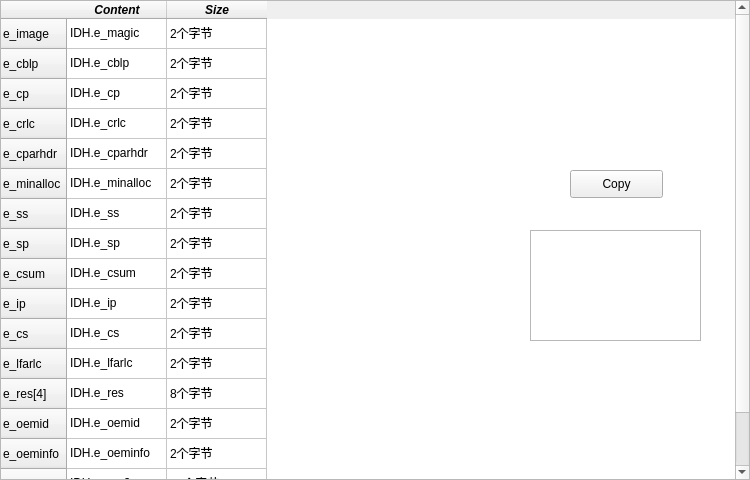
Qt form DOSWindow.ui (rev-li/PETool) before a commit.
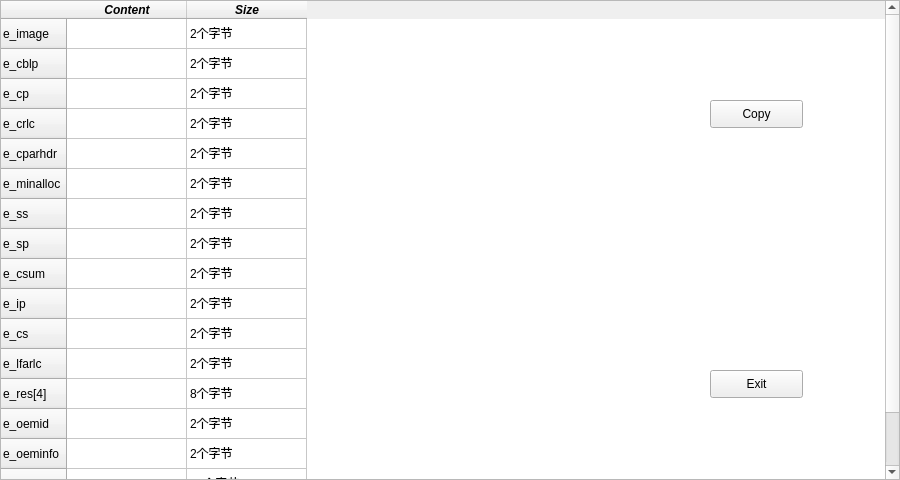
The same form after that commit.

Patch:
```diff
--- a/DOSWindow.ui
+++ b/DOSWindow.ui
@@ -6,19 +6,19 @@
    <rect>
     <x>0</x>
     <y>0</y>
-    <width>750</width>
+    <width>900</width>
     <height>480</height>
    </rect>
   </property>
   <property name="minimumSize">
    <size>
-    <width>750</width>
+    <width>900</width>
     <height>480</height>
    </size>
   </property>
   <property name="maximumSize">
    <size>
-    <width>750</width>
+    <width>900</width>
     <height>480</height>
    </size>
   </property>
@@ -32,8 +32,8 @@
    <widget class="QPushButton" name="CopyButton">
     <property name="geometry">
      <rect>
-      <x>570</x>
-      <y>170</y>
+      <x>710</x>
+      <y>100</y>
       <width>93</width>
       <height>28</height>
      </rect>
@@ -47,19 +47,19 @@
      <rect>
       <x>0</x>
       <y>0</y>
-      <width>750</width>
+      <width>900</width>
       <height>480</height>
      </rect>
     </property>
     <property name="minimumSize">
      <size>
-      <width>750</width>
+      <width>900</width>
       <height>480</height>
      </size>
     </property>
     <property name="maximumSize">
      <size>
-      <width>750</width>
+      <width>900</width>
       <height>480</height>
      </size>
     </property>
@@ -72,6 +72,12 @@
     <property name="midLineWidth">
      <number>0</number>
     </property>
+    <attribute name="horizontalHeaderCascadingSectionResizes">
+     <bool>false</bool>
+    </attribute>
+    <attribute name="horizontalHeaderDefaultSectionSize">
+     <number>120</number>
+    </attribute>
     <row>
      <property name="text">
       <string>e_image</string>
@@ -200,7 +206,7 @@
     </column>
     <item row="0" column="0">
      <property name="text">
-      <string>IDH.e_magic</string>
+      <string/>
      </property>
      <property name="flags">
       <set>ItemIsSelectable|ItemIsDragEnabled|ItemIsDropEnabled|ItemIsUserCheckable|ItemIsEnabled</set>
@@ -221,7 +227,7 @@
     </item>
     <item row="1" column="0">
      <property name="text">
-      <string>IDH.e_cblp</string>
+      <string/>
      </property>
     </item>
     <item row="1" column="1">
@@ -231,7 +237,7 @@
     </item>
     <item row="2" column="0">
      <property name="text">
-      <string>IDH.e_cp</string>
+      <string/>
      </property>
     </item>
     <item row="2" column="1">
@@ -241,7 +247,7 @@
     </item>
     <item row="3" column="0">
      <property name="text">
-      <string>IDH.e_crlc</string>
+      <string/>
      </property>
     </item>
     <item row="3" column="1">
@@ -251,7 +257,7 @@
     </item>
     <item row="4" column="0">
      <property name="text">
-      <string>IDH.e_cparhdr</string>
+      <string/>
      </property>
     </item>
     <item row="4" column="1">
@@ -261,7 +267,7 @@
     </item>
     <item row="5" column="0">
      <property name="text">
-      <string>IDH.e_minalloc</string>
+      <string/>
      </property>
     </item>
     <item row="5" column="1">
@@ -271,7 +277,7 @@
     </item>
     <item row="6" column="0">
      <property name="text">
-      <string>IDH.e_ss</string>
+      <string/>
      </property>
     </item>
     <item row="6" column="1">
@@ -281,7 +287,7 @@
     </item>
     <item row="7" column="0">
      <property name="text">
-      <string>IDH.e_sp</string>
+      <string/>
      </property>
     </item>
     <item row="7" column="1">
@@ -291,7 +297,7 @@
     </item>
     <item row="8" column="0">
      <property name="text">
-      <string>IDH.e_csum</string>
+      <string/>
      </property>
     </item>
     <item row="8" column="1">
@@ -301,7 +307,7 @@
     </item>
     <item row="9" column="0">
      <property name="text">
-      <string>IDH.e_ip</string>
+      <string/>
      </property>
     </item>
     <item row="9" column="1">
@@ -311,7 +317,7 @@
     </item>
     <item row="10" column="0">
      <property name="text">
-      <string>IDH.e_cs</string>
+      <string/>
      </property>
     </item>
     <item row="10" column="1">
@@ -321,7 +327,7 @@
     </item>
     <item row="11" column="0">
      <property name="text">
-      <string>IDH.e_lfarlc</string>
+      <string/>
      </property>
     </item>
     <item row="11" column="1">
@@ -331,7 +337,7 @@
     </item>
     <item row="12" column="0">
      <property name="text">
-      <string>IDH.e_res</string>
+      <string/>
      </property>
     </item>
     <item row="12" column="1">
@@ -341,7 +347,7 @@
     </item>
     <item row="13" column="0">
      <property name="text">
-      <string>IDH.e_oemid</string>
+      <string/>
      </property>
     </item>
     <item row="13" column="1">
@@ -351,7 +357,7 @@
     </item>
     <item row="14" column="0">
      <property name="text">
-      <string>IDH.e_oeminfo</string>
+      <string/>
      </property>
     </item>
     <item row="14" column="1">
@@ -361,7 +367,7 @@
     </item>
     <item row="15" column="0">
      <property name="text">
-      <string>IDH.e_res2</string>
+      <string/>
      </property>
     </item>
     <item row="15" column="1">
@@ -371,7 +377,7 @@
     </item>
     <item row="16" column="0">
      <property name="text">
-      <string>IDH.e_lfanew</string>
+      <string/>
      </property>
     </item>
     <item row="16" column="1">
@@ -380,19 +386,36 @@
      </property>
     </item>
    </widget>
-   <widget class="QTextBrowser" name="textBrowser">
+   <widget class="QLabel" name="label">
     <property name="geometry">
      <rect>
-      <x>530</x>
-      <y>230</y>
-      <width>171</width>
-      <height>111</height>
+      <x>710</x>
+      <y>140</y>
+      <width>141</width>
+      <height>101</height>
      </rect>
+    </property>
+    <property name="text">
+     <string/>
+    </property>
+   </widget>
+   <widget class="QPushButton" name="ExitButton">
+    <property name="geometry">
+     <rect>
+      <x>710</x>
+      <y>370</y>
+      <width>93</width>
+      <height>28</height>
+     </rect>
+    </property>
+    <property name="text">
+     <string>Exit</string>
     </property>
    </widget>
    <zorder>tableWidget</zorder>
    <zorder>CopyButton</zorder>
-   <zorder>textBrowser</zorder>
+   <zorder>label</zorder>
+   <zorder>ExitButton</zorder>
   </widget>
  </widget>
  <resources/>
```
